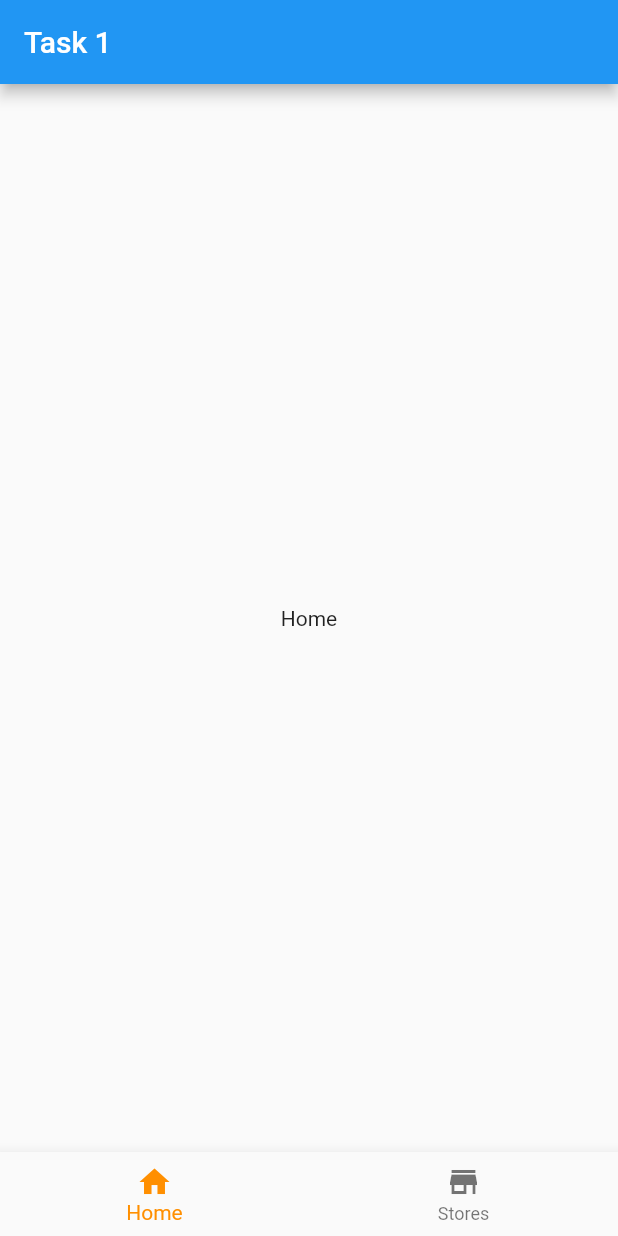
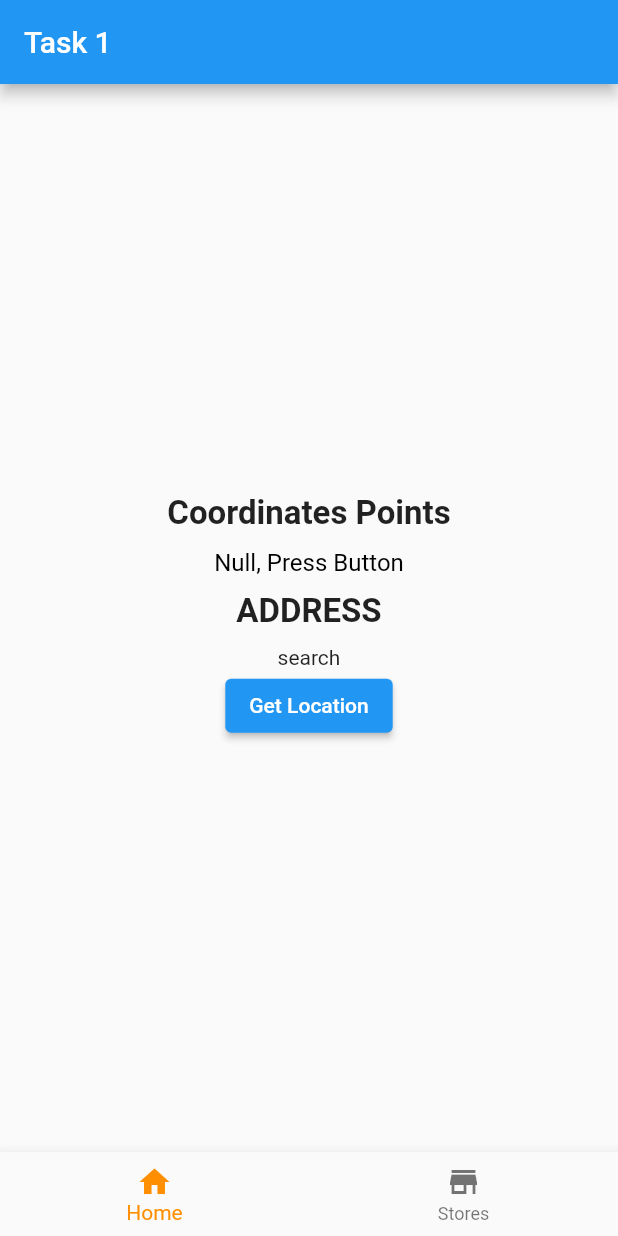
Before and after one commit to NithinNazar/gps-attendance-app, a Flutter app: the screen it shows after launch, on a phone screen of 412 x 824 dp. Run offline on Flutter 3.47's test engine with Material 2 defaults, Android fonts, the phone set to English and light mode, and no system bars; our stand-ins replace camera, firebase_database, firebase_storage, geocoding, geolocator; accounts and stored records are empty.

Commit message:
Add button to get location and address

```diff
--- a/lib/main.dart
+++ b/lib/main.dart
@@ -1,10 +1,10 @@
 import 'package:flutter/material.dart';
 import 'package:geolocator/geolocator.dart';
+import 'package:geocoding/geocoding.dart';
 import 'package:camera/camera.dart';
 import 'package:path_provider/path_provider.dart';
 import 'package:firebase_database/firebase_database.dart';
 import 'package:firebase_storage/firebase_storage.dart';
-
 
 void main() => runApp(MyApp());
 
@@ -26,6 +26,57 @@ class MyHomePage extends StatefulWidget {
 
 class _MyHomePageState extends State<MyHomePage> {
   int _selectedIndex = 0;
+  String location = 'Null, Press Button';
+  String Address = 'search';
+
+  Future<Position> _determinePosition() async {
+    bool serviceEnabled;
+    LocationPermission permission;
+
+    // Test if location services are enabled.
+    serviceEnabled = await Geolocator.isLocationServiceEnabled();
+    if (!serviceEnabled) {
+      // Location services are not enabled don't continue
+      // accessing the position and request users of the
+      // App to enable the location services.
+      await Geolocator.openLocationSettings();
+      return Future.error('Location services are disabled.');
+    }
+
+    permission = await Geolocator.checkPermission();
+    if (permission == LocationPermission.denied) {
+      permission = await Geolocator.requestPermission();
+      if (permission == LocationPermission.denied) {
+        // Permissions are denied, next time you could try
+        // requesting permissions again (this is also where
+        // Android's shouldShowRequestPermissionRationale
+        // returned true. According to Android guidelines
+        // your App should show an explanatory UI now.
+        return Future.error('Location permissions are denied');
+      }
+    }
+
+    if (permission == LocationPermission.deniedForever) {
+      // Permissions are denied forever, handle appropriately.
+      return Future.error(
+          'Location permissions are permanently denied, we cannot request permissions.');
+    }
+
+    // When we reach here, permissions are granted and we can
+    // continue accessing the position of the device.
+    return await Geolocator.getCurrentPosition();
+  }
+
+  Future<void> GetAddressFromLatLong(Position position) async {
+    List<Placemark> placemarks =
+        await placemarkFromCoordinates(position.latitude, position.longitude);
+
+    print(placemarks);
+    Placemark place = placemarks[0];
+    Address =
+        '${place.street}, ${place.subLocality}, ${place.locality}, ${place.postalCode}, ${place.country}';
+    setState(() {});
+  }
 
   final _widgetOptions = [
     Text('Home'),
@@ -45,7 +96,41 @@ class _MyHomePageState extends State<MyHomePage> {
         title: Text('Task 1'),
       ),
       body: Center(
-        child: _widgetOptions.elementAt(_selectedIndex),
+        child: Column(
+          mainAxisAlignment: MainAxisAlignment.center,
+          children: [
+            Text(
+              'Coordinates Points',
+              style: TextStyle(fontSize: 22, fontWeight: FontWeight.bold),
+            ),
+            SizedBox(
+              height: 10,
+            ),
+            Text(
+              location,
+              style: TextStyle(color: Colors.black, fontSize: 16),
+            ),
+            SizedBox(
+              height: 10,
+            ),
+            Text(
+              'ADDRESS',
+              style: TextStyle(fontSize: 22, fontWeight: FontWeight.bold),
+            ),
+            SizedBox(
+              height: 10,
+            ),
+            Text('${Address}'),
+            ElevatedButton(
+                onPressed: () async {
+                  Position position = await _determinePosition();
+                  location =
+                      'Lat: ${position.latitude} , Long: ${position.longitude}';
+                  GetAddressFromLatLong(position);
+                },
+                child: Text('Get Location'))
+          ],
+        ),
       ),
       bottomNavigationBar: BottomNavigationBar(
         items: const <BottomNavigationBarItem>[
```
